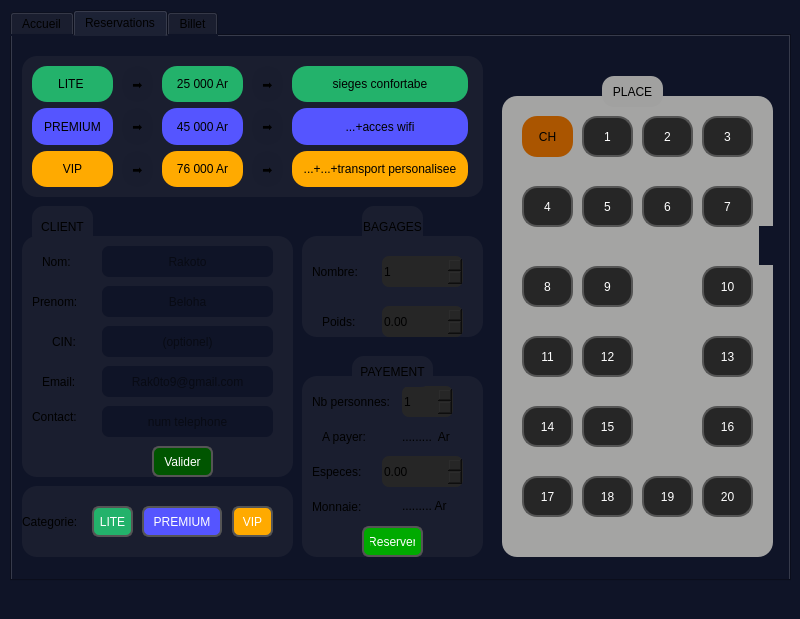
This is mainwindow.ui in Ratsi0ry/projet-tansport-en-qt-cpp-DB-sqlite as Qt 5 draws it before an edit. The edited form follows.
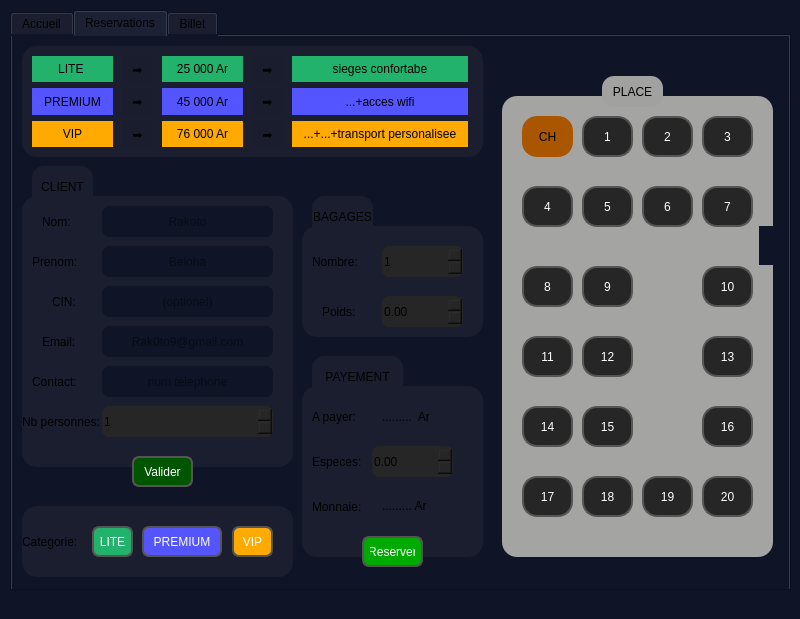
This is the edited form. The open tabs and pages were chosen to show the change. Icons and pictures are not drawn.

Patch:
```diff
--- a/mainwindow.ui
+++ b/mainwindow.ui
@@ -27,7 +27,7 @@
       <x>10</x>
       <y>10</y>
       <width>781</width>
-      <height>571</height>
+      <height>581</height>
      </rect>
     </property>
     <property name="styleSheet">
@@ -53,7 +53,7 @@
      <enum>QTabWidget::TabPosition::North</enum>
     </property>
     <property name="currentIndex">
-     <number>1</number>
+     <number>0</number>
     </property>
     <property name="movable">
      <bool>true</bool>
@@ -72,7 +72,7 @@
         <x>20</x>
         <y>10</y>
         <width>301</width>
-        <height>201</height>
+        <height>191</height>
        </rect>
       </property>
       <property name="cursor">
@@ -285,28 +285,6 @@
         <string>dd/mm/yyyy</string>
        </property>
       </widget>
-      <widget class="QPushButton" name="pushButtonValider1">
-       <property name="geometry">
-        <rect>
-         <x>110</x>
-         <y>170</y>
-         <width>81</width>
-         <height>31</height>
-        </rect>
-       </property>
-       <property name="styleSheet">
-        <string notr="true">background-color: rgb(0, 85, 0);
-
-QPushButton::pressed {
-padding-top: 10px;
-padding-left: 10px;
-}
-</string>
-       </property>
-       <property name="text">
-        <string>Valider</string>
-       </property>
-      </widget>
      </widget>
      <widget class="QFrame" name="frame_2">
       <property name="geometry">
@@ -414,7 +392,7 @@
         <string>Reserver</string>
        </property>
       </widget>
-      <widget class="QLabel" name="label_8">
+      <widget class="QLabel" name="TanMaj_pl">
        <property name="geometry">
         <rect>
          <x>310</x>
@@ -427,7 +405,7 @@
         <string>X places disponibles</string>
        </property>
       </widget>
-      <widget class="QLabel" name="label_9">
+      <widget class="QLabel" name="TolFian_pl">
        <property name="geometry">
         <rect>
          <x>310</x>
@@ -440,7 +418,7 @@
         <string>X places disponibles</string>
        </property>
       </widget>
-      <widget class="QLabel" name="label_10">
+      <widget class="QLabel" name="TanToam_pl">
        <property name="geometry">
         <rect>
          <x>310</x>
@@ -453,7 +431,7 @@
         <string>X places disponibles</string>
        </property>
       </widget>
-      <widget class="QLabel" name="label_15">
+      <widget class="QLabel" name="ToamDiego_pl">
        <property name="geometry">
         <rect>
          <x>310</x>
@@ -831,11 +809,34 @@
        </layout>
       </widget>
      </widget>
+     <widget class="QPushButton" name="pushButtonValider1">
+      <property name="geometry">
+       <rect>
+        <x>130</x>
+        <y>180</y>
+        <width>81</width>
+        <height>31</height>
+       </rect>
+      </property>
+      <property name="styleSheet">
+       <string notr="true">background-color: rgb(0, 85, 0);
+
+QPushButton::pressed {
+padding-top: 10px;
+padding-left: 10px;
+}
+</string>
+      </property>
+      <property name="text">
+       <string>Valider</string>
+      </property>
+     </widget>
      <zorder>frame_2</zorder>
      <zorder>frame</zorder>
      <zorder>label_52</zorder>
      <zorder>frame_8</zorder>
      <zorder>frame_9</zorder>
+     <zorder>pushButtonValider1</zorder>
     </widget>
     <widget class="QWidget" name="tab_3">
      <attribute name="icon">
@@ -848,9 +849,9 @@
       <property name="geometry">
        <rect>
         <x>10</x>
-        <y>20</y>
+        <y>10</y>
         <width>461</width>
-        <height>141</height>
+        <height>111</height>
        </rect>
       </property>
       <property name="cursor">
@@ -872,7 +873,7 @@
          <x>10</x>
          <y>10</y>
          <width>81</width>
-         <height>121</height>
+         <height>91</height>
         </rect>
        </property>
        <layout class="QVBoxLayout" name="verticalLayout">
@@ -923,7 +924,7 @@
          <x>140</x>
          <y>10</y>
          <width>81</width>
-         <height>121</height>
+         <height>91</height>
         </rect>
        </property>
        <layout class="QVBoxLayout" name="verticalLayout_3">
@@ -974,7 +975,7 @@
          <x>100</x>
          <y>10</y>
          <width>31</width>
-         <height>121</height>
+         <height>91</height>
         </rect>
        </property>
        <layout class="QVBoxLayout" name="verticalLayout_4">
@@ -1025,7 +1026,7 @@
          <x>230</x>
          <y>10</y>
          <width>31</width>
-         <height>121</height>
+         <height>91</height>
         </rect>
        </property>
        <layout class="QVBoxLayout" name="verticalLayout_5">
@@ -1076,7 +1077,7 @@
          <x>270</x>
          <y>10</y>
          <width>176</width>
-         <height>121</height>
+         <height>91</height>
         </rect>
        </property>
        <layout class="QVBoxLayout" name="verticalLayout_6">
@@ -1692,9 +1693,9 @@
       <property name="geometry">
        <rect>
         <x>290</x>
-        <y>200</y>
+        <y>190</y>
         <width>181</width>
-        <height>101</height>
+        <height>111</height>
        </rect>
       </property>
       <property name="cursor">
@@ -1785,7 +1786,7 @@
       <property name="geometry">
        <rect>
         <x>20</x>
-        <y>170</y>
+        <y>130</y>
         <width>61</width>
         <height>41</height>
        </rect>
@@ -1804,8 +1805,8 @@
      <widget class="QLabel" name="label_39">
       <property name="geometry">
        <rect>
-        <x>350</x>
-        <y>170</y>
+        <x>300</x>
+        <y>160</y>
         <width>61</width>
         <height>41</height>
        </rect>
@@ -1825,9 +1826,9 @@
       <property name="geometry">
        <rect>
         <x>290</x>
-        <y>340</y>
+        <y>350</y>
         <width>181</width>
-        <height>181</height>
+        <height>171</height>
        </rect>
       </property>
       <property name="cursor">
@@ -1847,7 +1848,7 @@
        <property name="geometry">
         <rect>
          <x>10</x>
-         <y>70</y>
+         <y>50</y>
          <width>61</width>
          <height>51</height>
         </rect>
@@ -1862,8 +1863,8 @@
       <widget class="QLabel" name="label_44">
        <property name="geometry">
         <rect>
-         <x>20</x>
-         <y>40</y>
+         <x>10</x>
+         <y>10</y>
          <width>61</width>
          <height>41</height>
         </rect>
@@ -1878,8 +1879,8 @@
       <widget class="QLabel" name="labelAPayer">
        <property name="geometry">
         <rect>
-         <x>100</x>
-         <y>50</y>
+         <x>80</x>
+         <y>20</y>
          <width>71</width>
          <height>21</height>
         </rect>
@@ -1895,7 +1896,7 @@
        <property name="geometry">
         <rect>
          <x>10</x>
-         <y>110</y>
+         <y>100</y>
          <width>61</width>
          <height>41</height>
         </rect>
@@ -1910,8 +1911,8 @@
       <widget class="QLabel" name="labelMonnaie">
        <property name="geometry">
         <rect>
-         <x>100</x>
-         <y>120</y>
+         <x>80</x>
+         <y>110</y>
          <width>71</width>
          <height>20</height>
         </rect>
@@ -1920,28 +1921,11 @@
         <string>......... Ar</string>
        </property>
       </widget>
-      <widget class="QPushButton" name="pushButtonValider2">
-       <property name="geometry">
-        <rect>
-         <x>60</x>
-         <y>150</y>
-         <width>61</width>
-         <height>31</height>
-        </rect>
-       </property>
-       <property name="styleSheet">
-        <string notr="true">background-color: rgb(0, 170, 0);
-border-radius:7px;</string>
-       </property>
-       <property name="text">
-        <string>Reserver</string>
-       </property>
-      </widget>
       <widget class="QDoubleSpinBox" name="doubleSpinBoxEspeces">
        <property name="geometry">
         <rect>
-         <x>80</x>
-         <y>80</y>
+         <x>70</x>
+         <y>60</y>
          <width>81</width>
          <height>31</height>
         </rect>
@@ -1955,50 +1939,14 @@
         <double>400000.000000000000000</double>
        </property>
       </widget>
-      <widget class="QLabel" name="label_55">
-       <property name="geometry">
-        <rect>
-         <x>10</x>
-         <y>10</y>
-         <width>81</width>
-         <height>31</height>
-        </rect>
-       </property>
-       <property name="text">
-        <string>Nb personnes:</string>
-       </property>
-      </widget>
-      <widget class="QSpinBox" name="spinBoxNbPersonnes">
-       <property name="geometry">
-        <rect>
-         <x>100</x>
-         <y>10</y>
-         <width>51</width>
-         <height>31</height>
-        </rect>
-       </property>
-       <property name="mouseTracking">
-        <bool>true</bool>
-       </property>
-       <property name="styleSheet">
-        <string notr="true">background-color: rgb(38, 38, 38);
-border-radius:7px;</string>
-       </property>
-       <property name="minimum">
-        <number>1</number>
-       </property>
-       <property name="maximum">
-        <number>5</number>
-       </property>
-      </widget>
      </widget>
      <widget class="QLabel" name="label_43">
       <property name="geometry">
        <rect>
-        <x>340</x>
+        <x>300</x>
         <y>320</y>
-        <width>81</width>
-        <height>31</height>
+        <width>91</width>
+        <height>41</height>
        </rect>
       </property>
       <property name="styleSheet">
@@ -2036,7 +1984,7 @@
       <property name="geometry">
        <rect>
         <x>10</x>
-        <y>450</y>
+        <y>470</y>
         <width>271</width>
         <height>71</height>
        </rect>
@@ -2135,9 +2083,9 @@
       <property name="geometry">
        <rect>
         <x>10</x>
-        <y>200</y>
+        <y>160</y>
         <width>271</width>
-        <height>241</height>
+        <height>271</height>
        </rect>
       </property>
       <property name="cursor">
@@ -2264,7 +2212,7 @@
          <x>10</x>
          <y>170</y>
          <width>49</width>
-         <height>21</height>
+         <height>31</height>
         </rect>
        </property>
        <property name="text">
@@ -2332,24 +2280,78 @@
         <string>num telephone</string>
        </property>
       </widget>
-      <widget class="QPushButton" name="pushButtonReserverClient">
+      <widget class="QLabel" name="label_55">
        <property name="geometry">
         <rect>
-         <x>130</x>
+         <x>0</x>
+         <y>200</y>
+         <width>81</width>
+         <height>51</height>
+        </rect>
+       </property>
+       <property name="text">
+        <string>Nb personnes:</string>
+       </property>
+      </widget>
+      <widget class="QSpinBox" name="spinBoxNbPersonnes">
+       <property name="geometry">
+        <rect>
+         <x>80</x>
          <y>210</y>
-         <width>61</width>
+         <width>171</width>
          <height>31</height>
         </rect>
        </property>
+       <property name="mouseTracking">
+        <bool>true</bool>
+       </property>
        <property name="styleSheet">
-        <string notr="true">background-color: rgb(0, 85, 0);
+        <string notr="true">background-color: rgb(38, 38, 38);
 border-radius:7px;</string>
        </property>
-       <property name="text">
-        <string>Valider</string>
+       <property name="minimum">
+        <number>1</number>
+       </property>
+       <property name="maximum">
+        <number>5</number>
        </property>
       </widget>
      </widget>
+     <widget class="QPushButton" name="pushButtonValider2">
+      <property name="geometry">
+       <rect>
+        <x>350</x>
+        <y>500</y>
+        <width>61</width>
+        <height>31</height>
+       </rect>
+      </property>
+      <property name="styleSheet">
+       <string notr="true">background-color: rgb(0, 170, 0);
+border-radius:7px;</string>
+      </property>
+      <property name="text">
+       <string>Reserver</string>
+      </property>
+     </widget>
+     <widget class="QPushButton" name="pushButtonReserverClient">
+      <property name="geometry">
+       <rect>
+        <x>120</x>
+        <y>420</y>
+        <width>61</width>
+        <height>31</height>
+       </rect>
+      </property>
+      <property name="styleSheet">
+       <string notr="true">background-color: rgb(0, 85, 0);
+border-radius:7px;</string>
+      </property>
+      <property name="text">
+       <string>Valider</string>
+      </property>
+     </widget>
+     <zorder>frame_3</zorder>
      <zorder>frame_11</zorder>
      <zorder>frame_4</zorder>
      <zorder>frame_5</zorder>
@@ -2359,7 +2361,8 @@
      <zorder>frame_7</zorder>
      <zorder>label_43</zorder>
      <zorder>label_67</zorder>
-     <zorder>frame_3</zorder>
+     <zorder>pushButtonValider2</zorder>
+     <zorder>pushButtonReserverClient</zorder>
     </widget>
     <widget class="QWidget" name="tab_2">
      <attribute name="icon">
```
